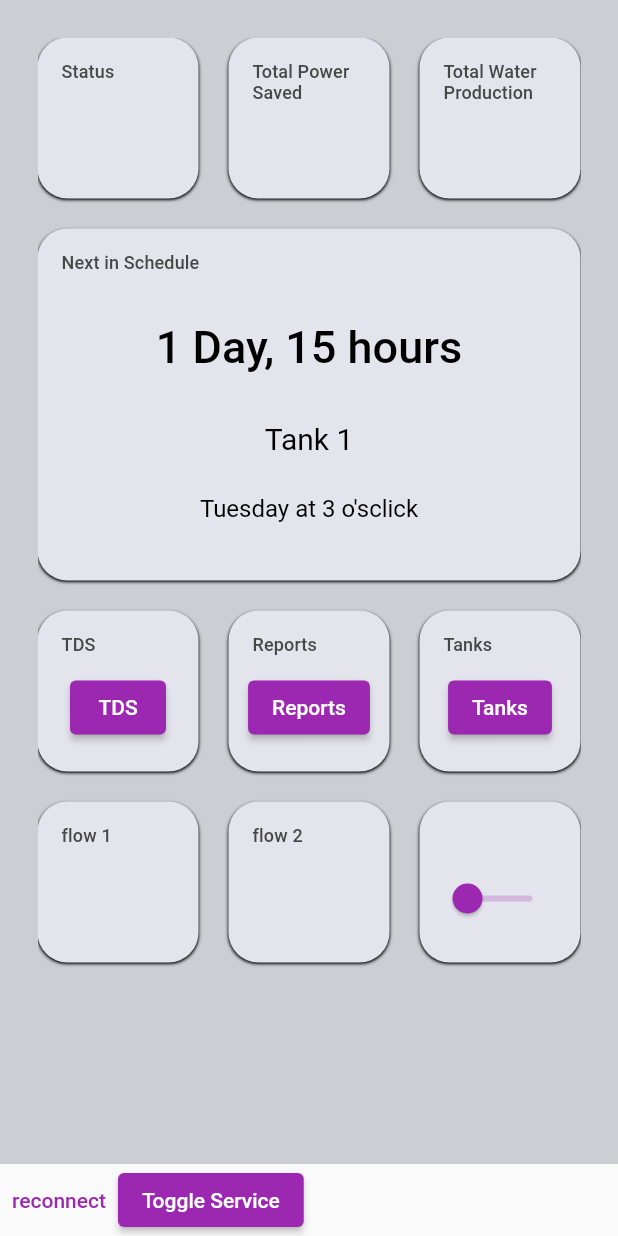
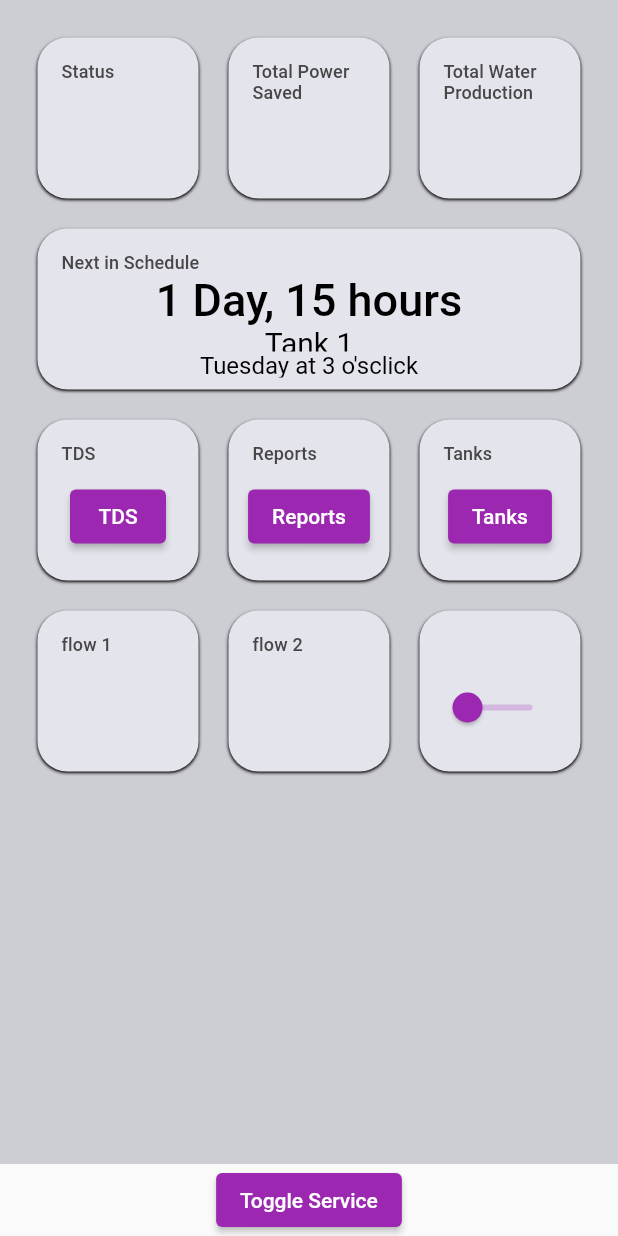
Before and after one commit to Ak-3d/Flutter__desalination, a Flutter app: the screen it shows after launch, on a phone screen of 412 x 824 dp. Run offline on Flutter 3.47's test engine with Material 2 defaults, Android fonts, the phone set to English and light mode, and no system bars; our stand-ins replace faker, flutter_local_notifications, objectbox, syncfusion_flutter_charts; missing offline and left inert: flutter_background_service, udp; generated files the repository leaves out were written again.

Commit message:
Small changes to make it easier to repaint widget, and a little adjust to make it a little more responsive

```diff
--- a/lib/Components/CardDash.dart
+++ b/lib/Components/CardDash.dart
@@ -3,7 +3,7 @@ import 'package:final_project/Resources.dart';
 import 'package:flutter_staggered_grid_view/flutter_staggered_grid_view.dart';
 
 class CardDash extends StatelessWidget {
-  static num defaultRows = 1;
+  static num defaultRows = 0.5;
 
   const CardDash(
       {Key? key,
--- a/lib/Components/Common.dart
+++ b/lib/Components/Common.dart
@@ -1,5 +1,6 @@
 // import 'dart:async';
 
+import 'package:final_project/Components/CardDash.dart';
 import 'package:flutter/material.dart';
 import 'package:flutter_background_service/flutter_background_service.dart';
 // import '../ConnectionHandler.dart';
@@ -15,6 +16,11 @@ class AppScofflding extends StatelessWidget {
   final String foregroundTxt = 'Toggle Service';
   @override
   Widget build(BuildContext context) {
+    final width = MediaQuery.of(context).size.width;
+    // debugPrint('width of screen: $width');
+    if(MediaQuery.of(context).size.width < 450){
+      CardDash.defaultRows = 1;
+    }
     return Scaffold(
       backgroundColor: Resources.bgcolor,
       // appBar: AppBar(
@@ -29,13 +35,8 @@ class AppScofflding extends StatelessWidget {
       ),
       bottomSheet: Row(
         //TODO this is temprary
+        mainAxisAlignment: MainAxisAlignment.center,
         children: [
-          TextButton(
-            child: const Text('reconnect'),
-            onPressed: () {
-              FlutterBackgroundService().invoke('Connect');
-            },
-          ),
           ElevatedButton(
             child: Text(foregroundTxt),
             onPressed: () async {
--- a/lib/Pages/Dashboard.dart
+++ b/lib/Pages/Dashboard.dart
@@ -4,19 +4,27 @@ import 'package:final_project/Components/Common.dart';
 import 'package:final_project/ConnectionHandler.dart';
 import 'package:flutter_staggered_grid_view/flutter_staggered_grid_view.dart';
 import '../Components/CardDash.dart';
-import '../Components/TankCard.dart';
 import '../main.dart';
 
-class Dashboard extends StatefulWidget {
-  const Dashboard({
+class Dashboard extends StatelessWidget {
+  const Dashboard({super.key});
+
+  @override
+  Widget build(BuildContext context) {
+    return const AppScofflding(listView: [DashboardStfl()]);
+  }
+}
+
+class DashboardStfl extends StatefulWidget {
+  const DashboardStfl({
     super.key,
   });
 
   @override
-  State<Dashboard> createState() => _Dashboard();
+  State<DashboardStfl> createState() => _Dashboard();
 }
 
-class _Dashboard extends State<Dashboard> implements ConnectionInterface {
+class _Dashboard extends State<DashboardStfl> implements ConnectionInterface {
   String status = "";
   String msgs = "";
   double value = 0;
@@ -28,14 +36,12 @@ class _Dashboard extends State<Dashboard> implements ConnectionInterface {
   @override
   void initState() {
     super.initState();
-
     ciw.setInterface(this);
   }
 
   @override
   Widget build(BuildContext context) {
-    return AppScofflding(title: 'Dashboard', listView: [
-      StaggeredGrid.count(
+    return StaggeredGrid.count(
         crossAxisCount: colsN,
         mainAxisSpacing: 20,
         crossAxisSpacing: 20,
@@ -49,7 +55,7 @@ class _Dashboard extends State<Dashboard> implements ConnectionInterface {
           CardDash(
             title: 'Next in Schedule',
             cols: 3,
-            rows: 2,
+            rows: 1,
             child:
                 Column(mainAxisAlignment: MainAxisAlignment.center, children: [
               Expanded(
@@ -85,7 +91,8 @@ class _Dashboard extends State<Dashboard> implements ConnectionInterface {
           CardDash(
             title: 'Tanks',
             child: ElevatedButton(
-              onPressed: () => Navigator.pushNamed(context, '/TankView'),
+              onPressed: () =>
+                  Navigator.pushNamed(context, '/TankView', arguments: 0),
               child: const Text('Tanks'),
             ),
           ),
@@ -105,13 +112,12 @@ class _Dashboard extends State<Dashboard> implements ConnectionInterface {
                 }),
           ),
           const StaggeredGridTile.extent(
-            mainAxisExtent: 500,
+            mainAxisExtent: 100,
             crossAxisCellCount: 3,
             child: Text(""),
           )
         ],
-      ),
-    ]);
+      );
   }
 
   @override
@@ -142,5 +148,6 @@ class _Dashboard extends State<Dashboard> implements ConnectionInterface {
     setState(() {
       msgs = data.toString();
     });
+    debugPrint('listnning from dashboard');
   }
 }
```
